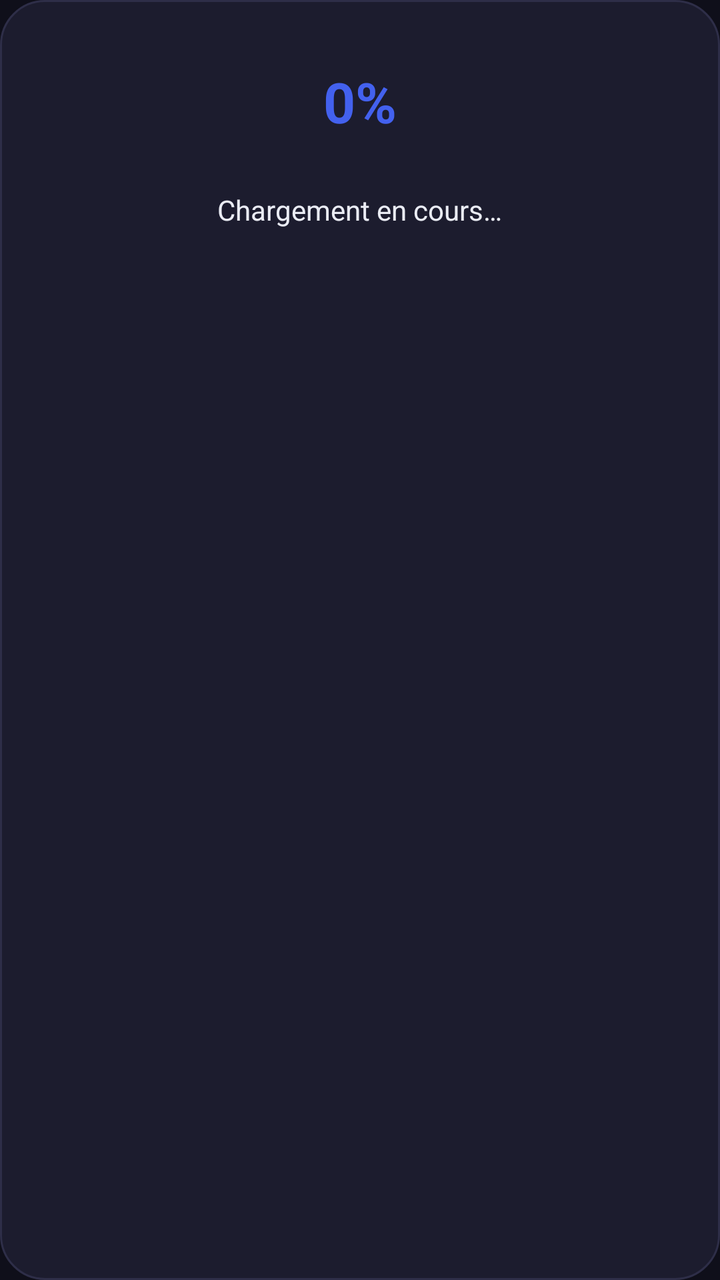
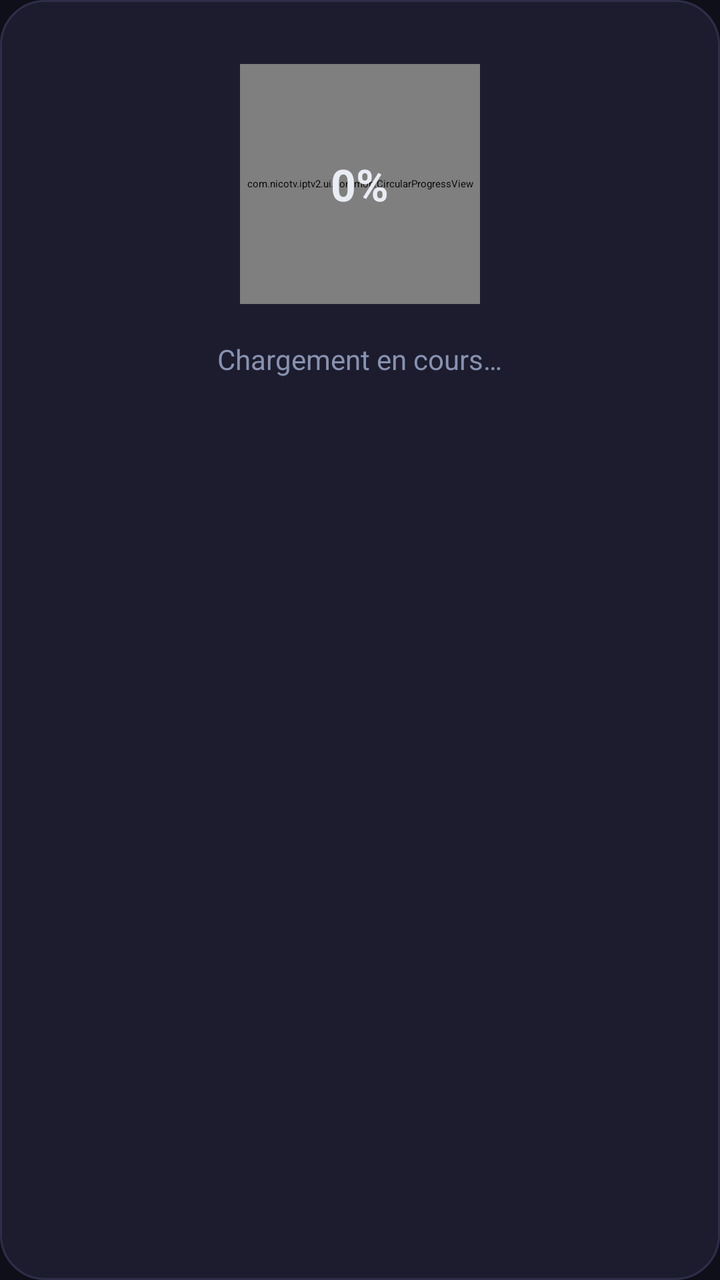

Two renders of the same Android screen: before a commit and after it. Below are the layout's source before the change and the commit's diff.
<!-- AndroidManifest.xml: application theme Theme.IPTV -->
<!-- res/layout/dialog_loading.xml -->
<?xml version="1.0" encoding="utf-8"?>
<LinearLayout xmlns:android="http://schemas.android.com/apk/res/android"
    android:layout_width="300dp"
    android:layout_height="wrap_content"
    android:orientation="vertical"
    android:background="@drawable/bg_dialog"
    android:gravity="center_horizontal"
    android:paddingStart="28dp"
    android:paddingEnd="28dp"
    android:paddingTop="32dp"
    android:paddingBottom="32dp">

    <TextView
        android:id="@+id/tv_loading_percent"
        android:layout_width="wrap_content"
        android:layout_height="wrap_content"
        android:text="0%"
        android:textColor="@color/accent"
        android:textSize="28sp"
        android:textStyle="bold" />

    <ProgressBar
        android:id="@+id/progress_bar"
        style="?android:attr/progressBarStyleHorizontal"
        android:layout_width="match_parent"
        android:layout_height="wrap_content"
        android:layout_marginTop="12dp"
        android:max="100"
        android:progress="0"
        android:progressTint="@color/accent" />

    <TextView
        android:id="@+id/tv_loading_message"
        android:layout_width="wrap_content"
        android:layout_height="wrap_content"
        android:layout_marginTop="14dp"
        android:gravity="center"
        android:text="@string/setup_loading_in_progress"
        android:textColor="@color/text_primary"
        android:textSize="14sp" />

</LinearLayout>
<!-- resources referenced by this layout -->
<resources>
  <color name="accent">#4361EE</color>
  <color name="text_primary">#EAECF4</color>
  <!-- drawable bg_dialog (drawable) -->
  <?xml version="1.0" encoding="utf-8"?>
  <shape xmlns:android="http://schemas.android.com/apk/res/android" android:shape="rectangle">
      <solid android:color="#1C1C2E" />
      <corners android:radius="22dp" />
      <stroke android:width="1dp" android:color="#2E2E48" />
  </shape>
  <string name="setup_loading_in_progress">Chargement en cours…</string>
  <style name="Theme.IPTV" parent="Theme.Leanback">
          <item name="android:windowBackground">@color/bg_dark</item>
          <item name="colorPrimary">@color/accent</item>
          <item name="colorAccent">@color/accent</item>
          <item name="android:textColorPrimary">@color/text_primary</item>
          <item name="android:textColorSecondary">@color/text_secondary</item>
          <item name="android:editTextColor">@color/text_primary</item>
          <item name="android:colorControlActivated">@color/accent</item>
          <item name="android:colorControlHighlight">#334361EE</item>
          
          <item name="windowNoTitle">true</item>
          <item name="android:windowNoTitle">true</item>
          <item name="windowActionBar">false</item>
          <item name="android:windowActionBar">false</item>
      </style>
  <color name="bg_dark">#0F0F1A</color>
  <color name="text_secondary">#8892B0</color>
</resources>

<!-- the commit's change to res/layout/dialog_loading.xml (unified diff, before → after) -->
@@ -10,33 +10,34 @@
     android:paddingTop="32dp"
     android:paddingBottom="32dp">
 
-    <TextView
-        android:id="@+id/tv_loading_percent"
-        android:layout_width="wrap_content"
-        android:layout_height="wrap_content"
-        android:text="0%"
-        android:textColor="@color/accent"
-        android:textSize="28sp"
-        android:textStyle="bold" />
+    <FrameLayout
+        android:layout_width="120dp"
+        android:layout_height="120dp">
 
-    <ProgressBar
-        android:id="@+id/progress_bar"
-        style="?android:attr/progressBarStyleHorizontal"
-        android:layout_width="match_parent"
-        android:layout_height="wrap_content"
-        android:layout_marginTop="12dp"
-        android:max="100"
-        android:progress="0"
-        android:progressTint="@color/accent" />
+        <com.nicotv.iptv2.ui.common.CircularProgressView
+            android:id="@+id/circular_progress"
+            android:layout_width="match_parent"
+            android:layout_height="match_parent" />
+
+        <TextView
+            android:id="@+id/tv_loading_percent"
+            android:layout_width="wrap_content"
+            android:layout_height="wrap_content"
+            android:layout_gravity="center"
+            android:text="0%"
+            android:textColor="@color/text_primary"
+            android:textSize="22sp"
+            android:textStyle="bold" />
+    </FrameLayout>
 
     <TextView
         android:id="@+id/tv_loading_message"
         android:layout_width="wrap_content"
         android:layout_height="wrap_content"
-        android:layout_marginTop="14dp"
+        android:layout_marginTop="18dp"
         android:gravity="center"
         android:text="@string/setup_loading_in_progress"
-        android:textColor="@color/text_primary"
+        android:textColor="@color/text_secondary"
         android:textSize="14sp" />
 
 </LinearLayout>
